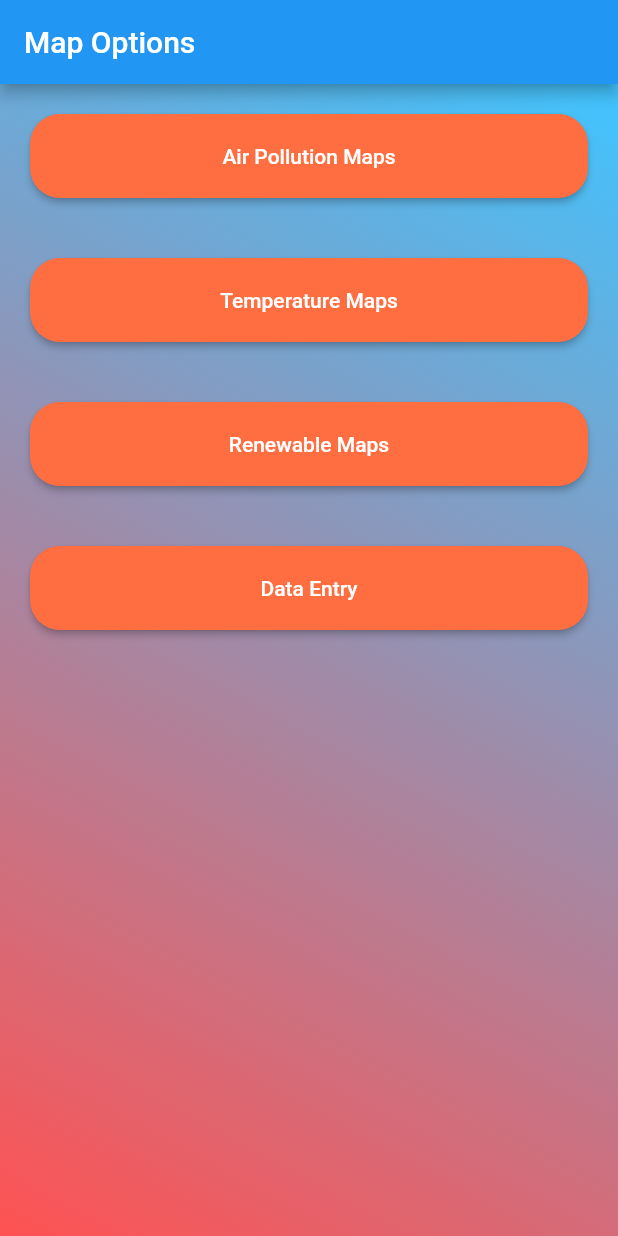
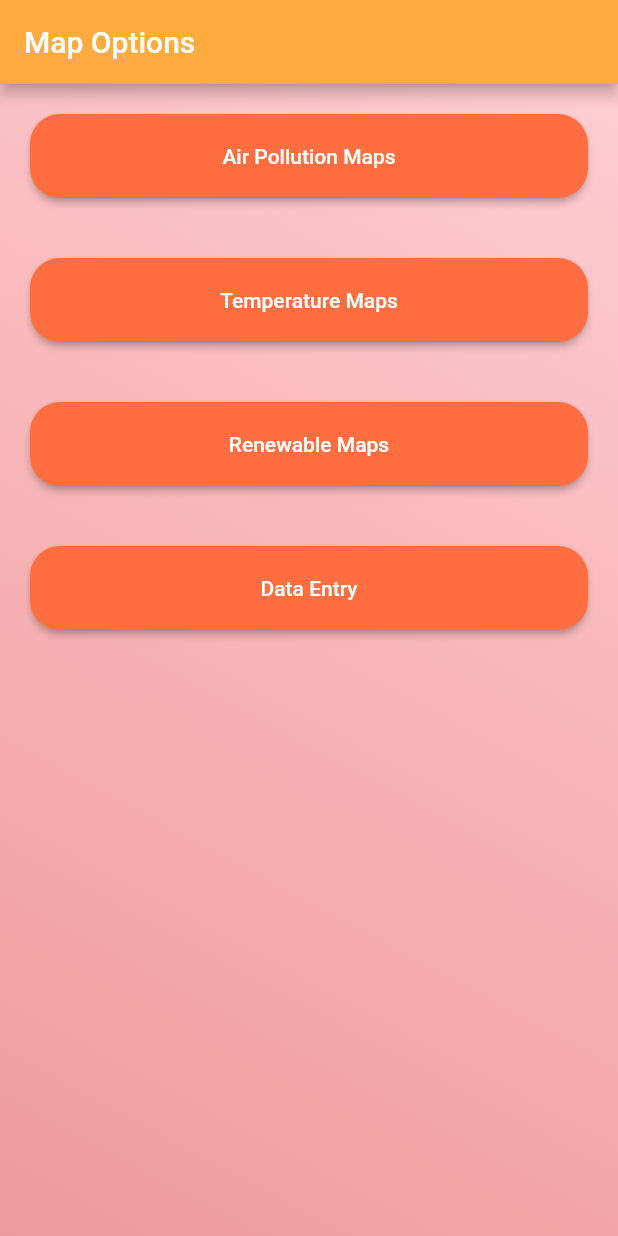
Before and after one commit to AdityaUI/climate_change_central, a Flutter app: the screen it shows after launch, on a phone screen of 412 x 824 dp. Run offline on Flutter 3.47's test engine with Material 2 defaults, Android fonts, the phone set to English and light mode, and no system bars; our stand-ins replace google_maps_flutter; missing offline and left inert: custom_radio_button, dart:ffi.

Commit message:
Changed gradients

```diff
--- a/lib/dataEntry_page.dart
+++ b/lib/dataEntry_page.dart
@@ -52,7 +52,7 @@ class _dataEntryState extends State<dataEntry> {
                 begin: Alignment.topRight,
                 end: Alignment.bottomLeft,
                 colors: [
-                  Colors.lightBlueAccent, Colors.redAccent
+                  Colors.red[100], Colors.red[200]
                 ]
             )
         ),
--- a/lib/map_select_page.dart
+++ b/lib/map_select_page.dart
@@ -31,6 +31,7 @@ class _mapSelectState extends State<mapSelect> {
   Widget build(BuildContext context) {
     return Scaffold(
       appBar: AppBar(
+        backgroundColor: Colors.orangeAccent,
         title: Text(
           'Map Options'
         ),
@@ -42,7 +43,7 @@ class _mapSelectState extends State<mapSelect> {
               begin: Alignment.topRight,
               end: Alignment.bottomLeft,
               colors: [
-                Colors.lightBlueAccent, Colors.redAccent
+                Colors.red[100], Colors.red[200]
               ]
           )
         ),
```
